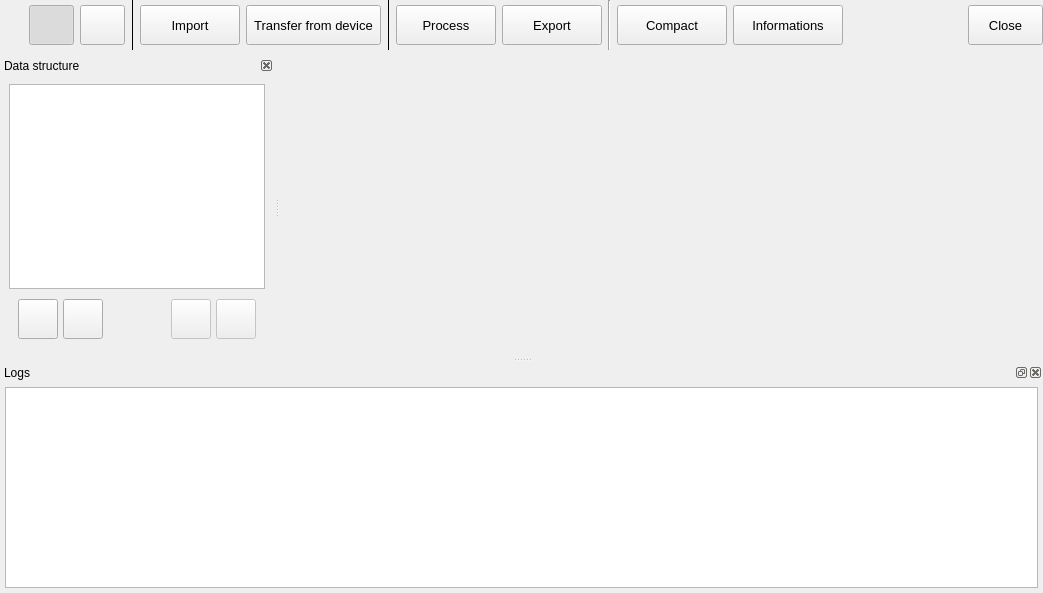
Old version of the form python/resources/ui/MainWindow.ui in the repository introlab/OpenIMU.
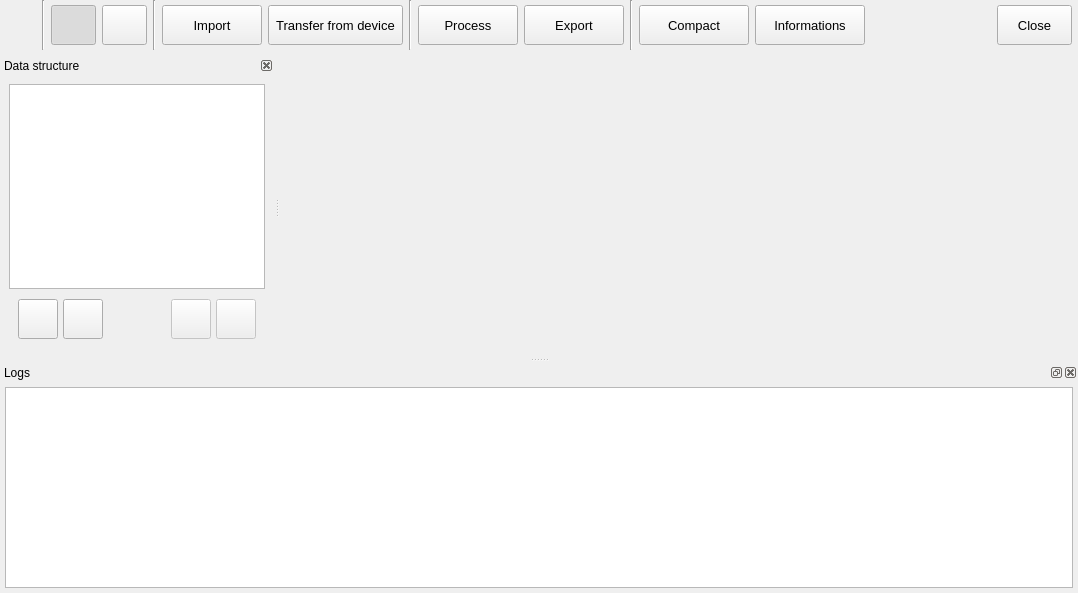
New version of the form. Icons and pictures are not drawn. Custom widgets are drawn as their Qt base class.

What changed in the file:
```diff
--- a/python/resources/ui/MainWindow.ui
+++ b/python/resources/ui/MainWindow.ui
@@ -406,7 +406,7 @@
    </property>
    <property name="minimumSize">
     <size>
-     <width>1043</width>
+     <width>1078</width>
      <height>50</height>
     </size>
    </property>
@@ -449,11 +449,40 @@
       <number>0</number>
      </property>
      <property name="rightMargin">
-      <number>0</number>
+      <number>6</number>
      </property>
      <property name="bottomMargin">
       <number>0</number>
      </property>
+     <item>
+      <widget class="QLabel" name="lblLogo">
+       <property name="maximumSize">
+        <size>
+         <width>60</width>
+         <height>40</height>
+        </size>
+       </property>
+       <property name="cursor">
+        <cursorShape>PointingHandCursor</cursorShape>
+       </property>
+       <property name="text">
+        <string/>
+       </property>
+       <property name="pixmap">
+        <pixmap resource="../core.qrc">:/OpenIMU/LogoOpenIMU.png</pixmap>
+       </property>
+       <property name="scaledContents">
+        <bool>true</bool>
+       </property>
+      </widget>
+     </item>
+     <item>
+      <widget class="Line" name="line_4">
+       <property name="orientation">
+        <enum>Qt::Vertical</enum>
+       </property>
+      </widget>
+     </item>
      <item>
       <widget class="QToolButton" name="btnShowDataset">
        <property name="sizePolicy">
@@ -560,7 +589,7 @@
      <item>
       <widget class="Line" name="line_3">
        <property name="frameShadow">
-        <enum>QFrame::Plain</enum>
+        <enum>QFrame::Sunken</enum>
        </property>
        <property name="orientation">
         <enum>Qt::Vertical</enum>
@@ -647,7 +676,7 @@
      <item>
       <widget class="Line" name="line">
        <property name="frameShadow">
-        <enum>QFrame::Plain</enum>
+        <enum>QFrame::Sunken</enum>
        </property>
        <property name="midLineWidth">
         <number>0</number>
```
